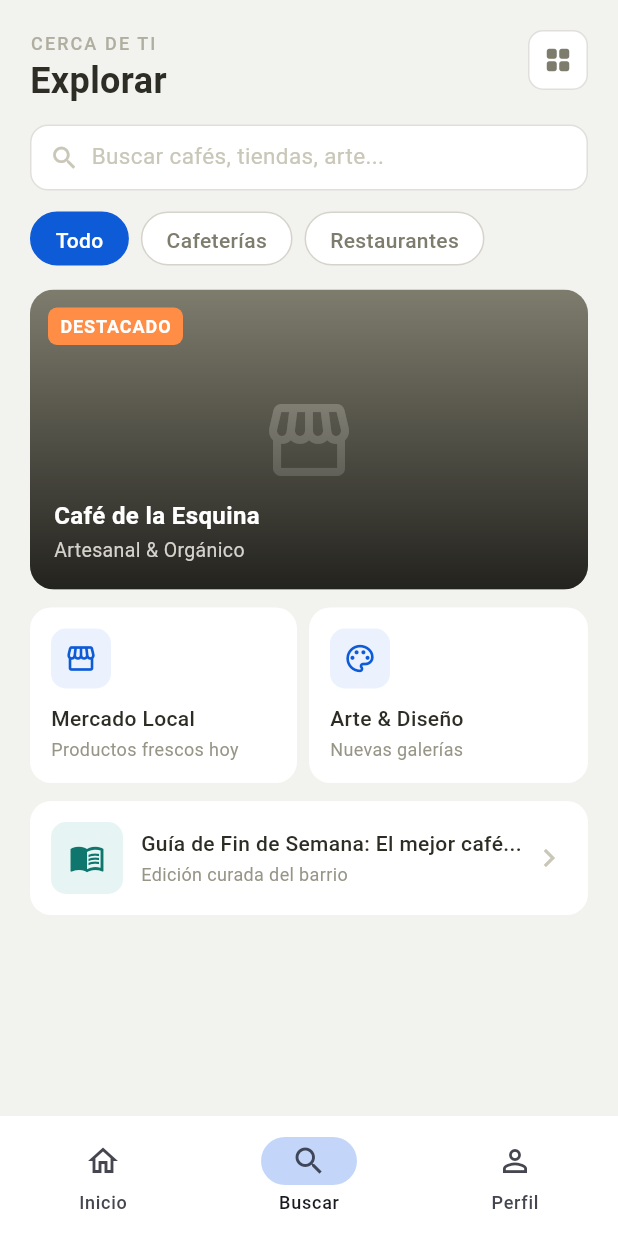
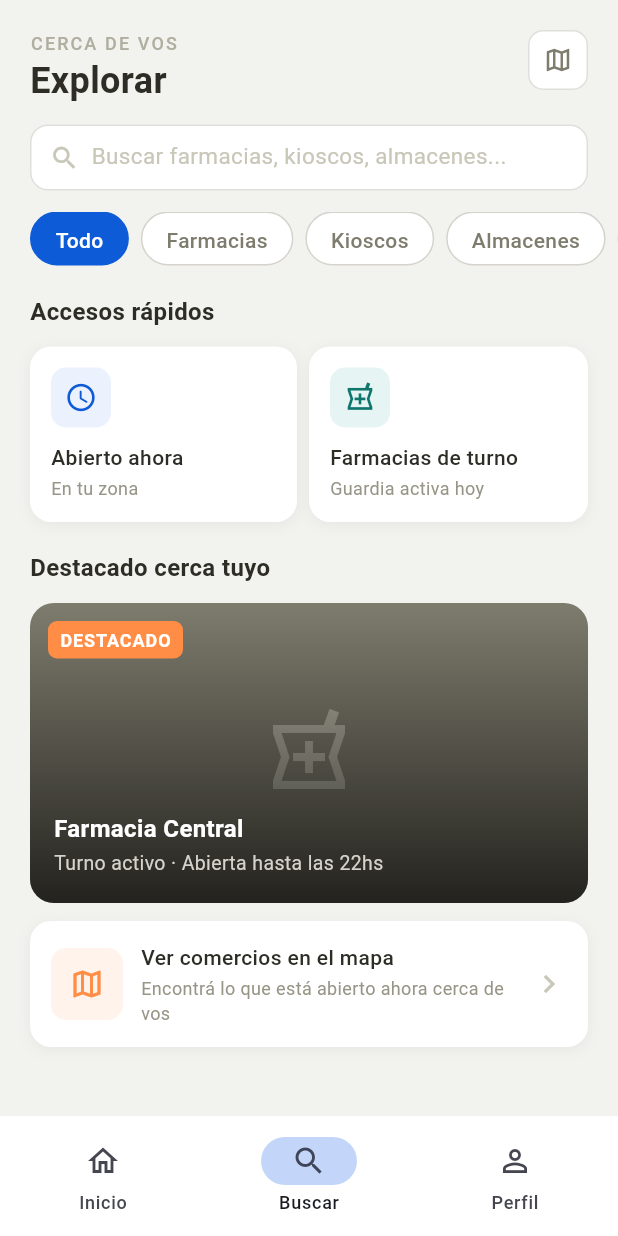
Before and after one commit to pablo-ziegler-glitch/TuM2, a Flutter app: the screen it shows once a user with an empty profile is signed in, item 2 of the bottom bar chosen, on a phone screen of 412 x 824 dp. Run offline on Flutter 3.47's test engine with Material 3 defaults, Android fonts, the phone set to English and light mode, and no system bars; our stand-ins replace cloud_firestore, cloud_functions, firebase_analytics, firebase_auth, firebase_core, flutter_riverpod and 3 more; accounts and stored records are empty; statements that could not run were skipped.

Commit message:
feat(search): diseñar SEARCH-01 con rubros TuM2 y navegación real [0031]
Rediseño completo de la pantalla Buscar para reflejar la propuesta de valor
de TuM2 y habilitar la navegación real entre pantallas.

Cambios principales:
- Categorías actualizadas a rubros reales: Farmacias, Kioscos, Almacenes,
  Veterinarias, Panaderías (reemplaza los genéricos Cafeterías/Restaurantes)
- Search bar ahora es interactivo: tap navega a SEARCH-02 (/search/resultados)
- Chips de categoría navegan a SEARCH-02 al seleccionar un rubro
- Header: label "CERCA DE VOS" + ícono mapa navega a SEARCH-03
- Grid de accesos rápidos con shortcuts clave: "Abierto ahora" (→ HOME-02)
  y "Farmacias de turno" (→ HOME-03), con sombras y colores semánticos
- Labels de sección: "Accesos rápidos" y "Destacado cerca tuyo"
- Hero card: farmacia como ejemplo TuM2-relevante con badge DESTACADO
- Tarjeta "Ver en el mapa" reemplaza el guide item genérico (→ SEARCH-03)
- Sombras agregadas a tarjetas del grid (estaban ausentes)

https://claude.ai/code/session_01Arz8CWsMPABYrdDZG42UVJ

```diff
--- a/mobile/lib/modules/search/screens/search_screen.dart
+++ b/mobile/lib/modules/search/screens/search_screen.dart
@@ -1,12 +1,15 @@
 import 'package:flutter/material.dart';
 import 'package:go_router/go_router.dart';
 
-import '../../../core/router/app_router.dart';
+import '../../../core/router/app_routes.dart';
 import '../../../core/theme/app_colors.dart';
 import '../../../core/theme/app_text_styles.dart';
 
 /// SEARCH-01 — Tab Buscar / Explorar.
-/// Muestra categorías, hero card destacada y grilla de accesos rápidos.
+///
+/// Pantalla principal de descubrimiento activo. Permite al usuario explorar
+/// comercios del barrio por categoría, acceder a shortcuts clave (Abierto ahora,
+/// Farmacias de turno) y ver el mapa de la zona.
 class SearchScreen extends StatefulWidget {
   const SearchScreen({super.key});
 
@@ -17,7 +20,22 @@ class SearchScreen extends StatefulWidget {
 class _SearchScreenState extends State<SearchScreen> {
   String _selectedCategory = 'Todo';
 
-  static const _categories = ['Todo', 'Cafeterías', 'Restaurantes'];
+  /// Rubros reales de TuM2 — coinciden con los categoryId del modelo de datos.
+  static const _categories = [
+    'Todo',
+    'Farmacias',
+    'Kioscos',
+    'Almacenes',
+    'Veterinarias',
+    'Panaderías',
+  ];
+
+  void _onCategoryTap(String category) {
+    setState(() => _selectedCategory = category);
+    if (category != 'Todo') {
+      context.push(AppRoutes.searchResults);
+    }
+  }
 
   @override
   Widget build(BuildContext context) {
@@ -28,14 +46,18 @@ class _SearchScreenState extends State<SearchScreen> {
           SliverToBoxAdapter(child: _buildHeader(context)),
           SliverToBoxAdapter(child: _buildSearchBar()),
           SliverToBoxAdapter(child: _buildCategories()),
+          SliverToBoxAdapter(child: _buildSectionLabel('Accesos rápidos')),
+          SliverToBoxAdapter(child: _buildQuickAccess(context)),
+          SliverToBoxAdapter(child: _buildSectionLabel('Destacado cerca tuyo')),
           SliverToBoxAdapter(child: _buildHeroCard(context)),
-          SliverToBoxAdapter(child: _buildGrid()),
-          SliverToBoxAdapter(child: _buildGuideItem()),
-          const SliverToBoxAdapter(child: SizedBox(height: 24)),
+          SliverToBoxAdapter(child: _buildMapCard(context)),
+          const SliverToBoxAdapter(child: SizedBox(height: 32)),
         ],
       ),
     );
   }
+
+  // ── Header ─────────────────────────────────────────────────────────────────
 
   Widget _buildHeader(BuildContext context) {
     return Padding(
@@ -49,7 +71,7 @@ class _SearchScreenState extends State<SearchScreen> {
               crossAxisAlignment: CrossAxisAlignment.start,
               children: [
                 Text(
-                  'CERCA DE TI',
+                  'CERCA DE VOS',
                   style: AppTextStyles.labelSm.copyWith(
                     color: AppColors.neutral500,
                     letterSpacing: 1.4,
@@ -60,7 +82,10 @@ class _SearchScreenState extends State<SearchScreen> {
               ],
             ),
           ),
-          Container(
+          // Acceso directo al mapa (SEARCH-03)
+          GestureDetector(
+            onTap: () => context.push(AppRoutes.searchMap),
+            child: Container(
               width: 40,
               height: 40,
               decoration: BoxDecoration(
@@ -68,17 +93,22 @@ class _SearchScreenState extends State<SearchScreen> {
                 borderRadius: BorderRadius.circular(10),
                 border: Border.all(color: AppColors.neutral200),
               ),
-            child: Icon(Icons.grid_view_rounded,
+              child: Icon(Icons.map_outlined,
                   color: AppColors.neutral700, size: 20),
+            ),
           ),
         ],
       ),
     );
   }
 
+  // ── Search bar ─────────────────────────────────────────────────────────────
+
   Widget _buildSearchBar() {
     return Padding(
       padding: const EdgeInsets.fromLTRB(20, 14, 20, 0),
+      child: GestureDetector(
+        onTap: () => context.push(AppRoutes.searchResults),
         child: Container(
           height: 44,
           decoration: BoxDecoration(
@@ -92,15 +122,18 @@ class _SearchScreenState extends State<SearchScreen> {
               Icon(Icons.search, color: AppColors.neutral400, size: 20),
               const SizedBox(width: 8),
               Text(
-              'Buscar cafés, tiendas, arte...',
+                'Buscar farmacias, kioscos, almacenes...',
                 style: AppTextStyles.bodyMd
                     .copyWith(color: AppColors.neutral400),
               ),
             ],
           ),
         ),
+      ),
     );
   }
+
+  // ── Categorías ─────────────────────────────────────────────────────────────
 
   Widget _buildCategories() {
     return Padding(
@@ -116,7 +149,7 @@ class _SearchScreenState extends State<SearchScreen> {
             final cat = _categories[i];
             final selected = cat == _selectedCategory;
             return GestureDetector(
-              onTap: () => setState(() => _selectedCategory = cat),
+              onTap: () => _onCategoryTap(cat),
               child: AnimatedContainer(
                 duration: const Duration(milliseconds: 180),
                 padding:
@@ -146,12 +179,98 @@ class _SearchScreenState extends State<SearchScreen> {
     );
   }
 
+  // ── Label de sección ───────────────────────────────────────────────────────
+
+  Widget _buildSectionLabel(String label) {
+    return Padding(
+      padding: const EdgeInsets.fromLTRB(20, 20, 20, 0),
+      child: Text(label, style: AppTextStyles.headingSm),
+    );
+  }
+
+  // ── Accesos rápidos ────────────────────────────────────────────────────────
+
+  Widget _buildQuickAccess(BuildContext context) {
+    final items = [
+      (
+        icon: Icons.access_time_rounded,
+        iconBg: AppColors.primary50,
+        iconColor: AppColors.primary500,
+        title: 'Abierto ahora',
+        subtitle: 'En tu zona',
+        route: AppRoutes.homeAbiertoAhora,
+      ),
+      (
+        icon: Icons.local_pharmacy_outlined,
+        iconBg: AppColors.secondary50,
+        iconColor: AppColors.secondary500,
+        title: 'Farmacias de turno',
+        subtitle: 'Guardia activa hoy',
+        route: AppRoutes.homeFarmacias,
+      ),
+    ];
+
+    return Padding(
+      padding: const EdgeInsets.fromLTRB(20, 12, 20, 0),
+      child: Row(
+        children: List.generate(items.length, (i) {
+          final item = items[i];
+          return Expanded(
+            child: GestureDetector(
+              onTap: () => context.push(item.route),
+              child: Container(
+                margin: EdgeInsets.only(right: i == 0 ? 8 : 0),
+                padding: const EdgeInsets.all(14),
+                decoration: BoxDecoration(
+                  color: AppColors.surface,
+                  borderRadius: BorderRadius.circular(14),
+                  boxShadow: [
+                    BoxShadow(
+                      color: Colors.black.withOpacity(0.05),
+                      blurRadius: 8,
+                      offset: const Offset(0, 2),
+                    ),
+                  ],
+                ),
+                child: Column(
+                  crossAxisAlignment: CrossAxisAlignment.start,
+                  children: [
+                    Container(
+                      width: 40,
+                      height: 40,
+                      decoration: BoxDecoration(
+                        color: item.iconBg,
+                        borderRadius: BorderRadius.circular(10),
+                      ),
+                      child: Icon(item.icon, color: item.iconColor, size: 22),
+                    ),
+                    const SizedBox(height: 10),
+                    Text(item.title, style: AppTextStyles.labelMd),
+                    const SizedBox(height: 2),
+                    Text(
+                      item.subtitle,
+                      style: AppTextStyles.bodyXs,
+                      maxLines: 1,
+                      overflow: TextOverflow.ellipsis,
+                    ),
+                  ],
+                ),
+              ),
+            ),
+          );
+        }),
+      ),
+    );
+  }
+
+  // ── Hero card destacada ────────────────────────────────────────────────────
+
   Widget _buildHeroCard(BuildContext context) {
     return Padding(
-      padding: const EdgeInsets.fromLTRB(20, 16, 20, 0),
+      padding: const EdgeInsets.fromLTRB(20, 12, 20, 0),
       child: GestureDetector(
         onTap: () =>
-            context.push(AppRoutes.commerceDetailPath('cafe-esquina')),
+            context.push(AppRoutes.commerceDetailPath('farmacia-central')),
         child: ClipRRect(
           borderRadius: BorderRadius.circular(16),
           child: SizedBox(
@@ -159,13 +278,15 @@ class _SearchScreenState extends State<SearchScreen> {
             child: Stack(
               fit: StackFit.expand,
               children: [
+                // Placeholder de imagen del comercio
                 Container(
                   color: AppColors.neutral700,
                   child: Center(
-                    child: Icon(Icons.storefront,
+                    child: Icon(Icons.local_pharmacy_outlined,
                         size: 64, color: AppColors.neutral500),
                   ),
                 ),
+                // Gradient overlay
                 DecoratedBox(
                   decoration: BoxDecoration(
                     gradient: LinearGradient(
@@ -178,6 +299,7 @@ class _SearchScreenState extends State<SearchScreen> {
                     ),
                   ),
                 ),
+                // Badge "DESTACADO"
                 Positioned(
                   top: 12,
                   left: 12,
@@ -198,6 +320,7 @@ class _SearchScreenState extends State<SearchScreen> {
                     ),
                   ),
                 ),
+                // Nombre y subtítulo
                 Positioned(
                   bottom: 16,
                   left: 16,
@@ -206,13 +329,13 @@ class _SearchScreenState extends State<SearchScreen> {
                     crossAxisAlignment: CrossAxisAlignment.start,
                     children: [
                       Text(
-                        'Café de la Esquina',
+                        'Farmacia Central',
                         style: AppTextStyles.headingSm
                             .copyWith(color: AppColors.surface),
                       ),
                       const SizedBox(height: 2),
                       Text(
-                        'Artesanal & Orgánico',
+                        'Turno activo · Abierta hasta las 22hs',
                         style: AppTextStyles.bodySm
                             .copyWith(color: AppColors.neutral300),
                       ),
@@ -227,64 +350,25 @@ class _SearchScreenState extends State<SearchScreen> {
     );
   }
 
-  Widget _buildGrid() {
-    final items = [
-      (icon: Icons.storefront_outlined, title: 'Mercado Local', subtitle: 'Productos frescos hoy'),
-      (icon: Icons.palette_outlined, title: 'Arte & Diseño', subtitle: 'Nuevas galerías'),
-    ];
+  // ── Tarjeta "Ver en el mapa" ───────────────────────────────────────────────
 
+  Widget _buildMapCard(BuildContext context) {
     return Padding(
       padding: const EdgeInsets.fromLTRB(20, 12, 20, 0),
-      child: Row(
-        children: List.generate(items.length, (i) {
-          final item = items[i];
-          return Expanded(
-            child: Container(
-              margin: EdgeInsets.only(right: i == 0 ? 8 : 0),
-              padding: const EdgeInsets.all(14),
-              decoration: BoxDecoration(
-                color: AppColors.surface,
-                borderRadius: BorderRadius.circular(14),
-              ),
-              child: Column(
-                crossAxisAlignment: CrossAxisAlignment.start,
-                children: [
-                  Container(
-                    width: 40,
-                    height: 40,
-                    decoration: BoxDecoration(
-                      color: AppColors.primary50,
-                      borderRadius: BorderRadius.circular(10),
-                    ),
-                    child: Icon(item.icon,
-                        color: AppColors.primary500, size: 22),
-                  ),
-                  const SizedBox(height: 10),
-                  Text(item.title, style: AppTextStyles.labelMd),
-                  const SizedBox(height: 2),
-                  Text(
-                    item.subtitle,
-                    style: AppTextStyles.bodyXs,
-                    maxLines: 1,
-                    overflow: TextOverflow.ellipsis,
-                  ),
-                ],
-              ),
-            ),
-          );
-        }),
-      ),
-    );
-  }
-
-  Widget _buildGuideItem() {
-    return Padding(
-      padding: const EdgeInsets.fromLTRB(20, 12, 20, 0),
+      child: GestureDetector(
+        onTap: () => context.push(AppRoutes.searchMap),
         child: Container(
           padding: const EdgeInsets.all(14),
           decoration: BoxDecoration(
             color: AppColors.surface,
             borderRadius: BorderRadius.circular(14),
+            boxShadow: [
+              BoxShadow(
+                color: Colors.black.withOpacity(0.05),
+                blurRadius: 8,
+                offset: const Offset(0, 2),
+              ),
+            ],
           ),
           child: Row(
             children: [
@@ -292,11 +376,11 @@ class _SearchScreenState extends State<SearchScreen> {
                 width: 48,
                 height: 48,
                 decoration: BoxDecoration(
-                color: AppColors.secondary50,
+                  color: AppColors.tertiary50,
                   borderRadius: BorderRadius.circular(10),
                 ),
-              child: Icon(Icons.menu_book_outlined,
-                  color: AppColors.secondary500, size: 24),
+                child: Icon(Icons.map_outlined,
+                    color: AppColors.tertiary500, size: 24),
               ),
               const SizedBox(width: 12),
               Expanded(
@@ -304,14 +388,16 @@ class _SearchScreenState extends State<SearchScreen> {
                   crossAxisAlignment: CrossAxisAlignment.start,
                   children: [
                     Text(
-                    'Guía de Fin de Semana: El mejor café...',
+                      'Ver comercios en el mapa',
                       style: AppTextStyles.labelMd,
-                    maxLines: 1,
+                    ),
+                    const SizedBox(height: 2),
+                    Text(
+                      'Encontrá lo que está abierto ahora cerca de vos',
+                      style: AppTextStyles.bodyXs,
+                      maxLines: 2,
                       overflow: TextOverflow.ellipsis,
                     ),
-                  const SizedBox(height: 2),
-                  Text('Edición curada del barrio',
-                      style: AppTextStyles.bodyXs),
                   ],
                 ),
               ),
@@ -319,6 +405,7 @@ class _SearchScreenState extends State<SearchScreen> {
             ],
           ),
         ),
+      ),
     );
   }
 }
```
Lines whose indentation alone changed are shown as unchanged.
